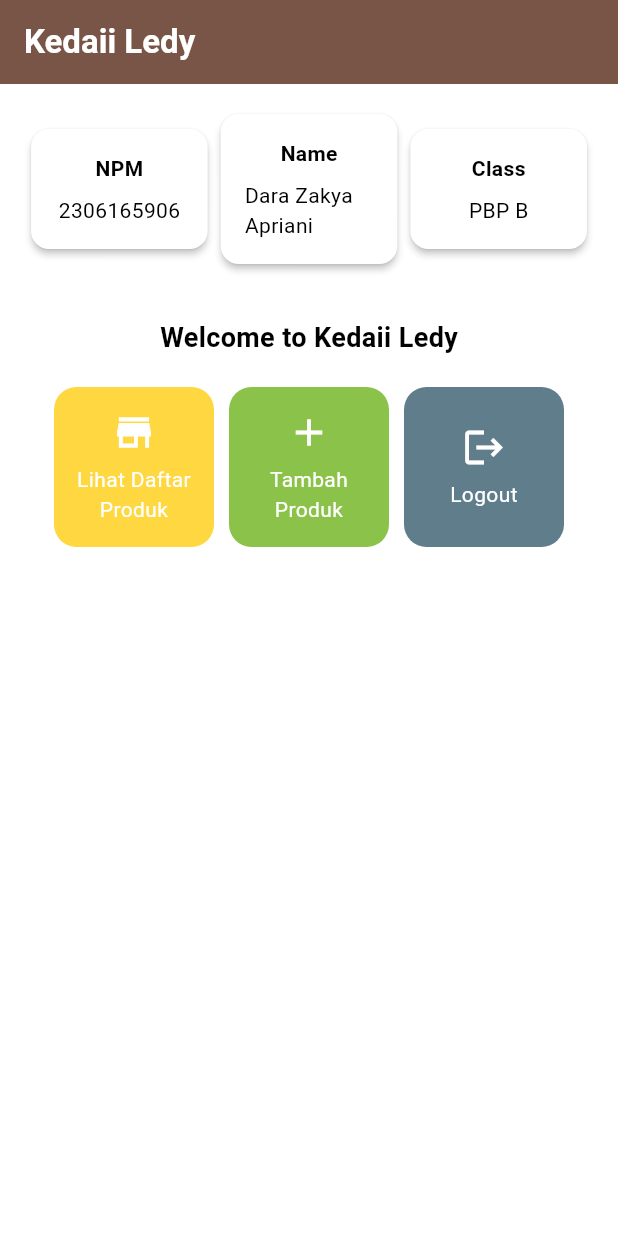
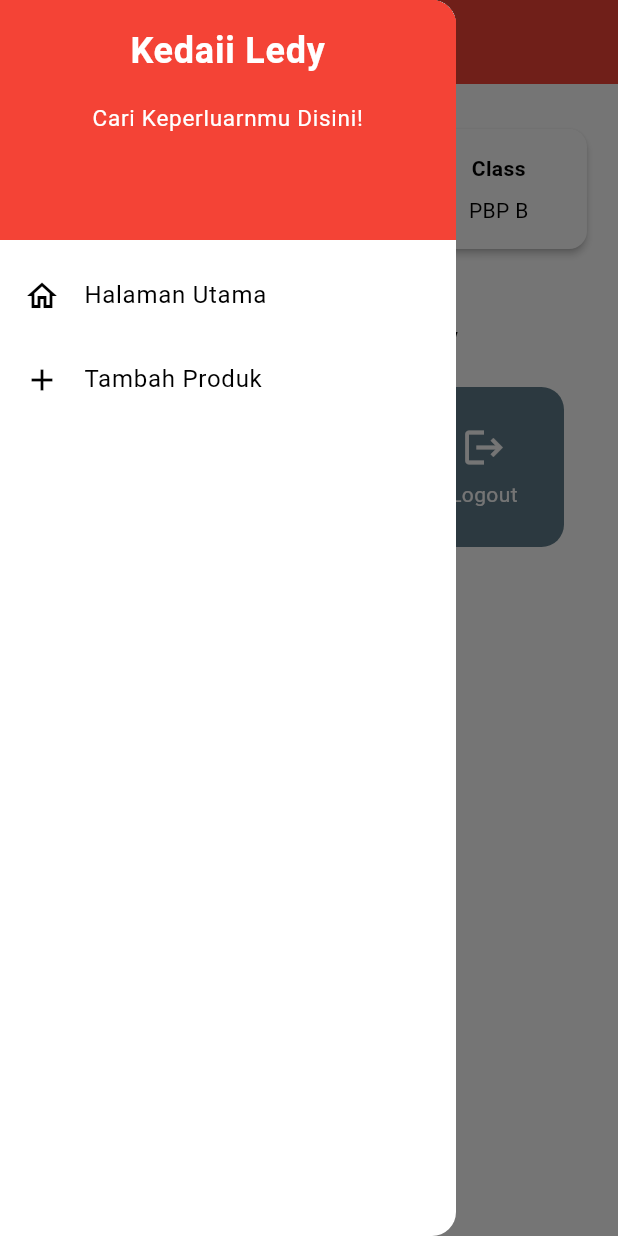
Before and after one commit to dadawra/kedaii-ledy-mobile, a Flutter app: the screen it shows after launch, with the side drawer open (before the commit the screen has no drawer), on a phone screen of 412 x 824 dp. Run offline on Flutter 3.47's test engine with Material 3 defaults, Android fonts, the light colour scheme and no system bars.

Commit message:
membuat drawer dan bisa menambahkan produk

```diff
--- a/lib/main.dart
+++ b/lib/main.dart
@@ -1,5 +1,5 @@
 import 'package:flutter/material.dart';
-import 'package:kedaii_ledy/menu.dart';
+import 'package:kedaii_ledy/screens/menu.dart';
 
 void main() {
   runApp(const MyApp());
@@ -30,8 +30,8 @@
         // This works for code too, not just values: Most code changes can be
         // tested with just a hot reload.
         colorScheme: ColorScheme.fromSwatch(
-              primarySwatch: Colors.brown,
-        ).copyWith(secondary: Colors.brown[800]),
+              primarySwatch: Colors.red,
+        ).copyWith(secondary: Colors.red[800]),
         useMaterial3: true,
       ),
       home: MyHomePage(),
--- a/lib/menu.dart
+++ b/lib/screens/menu.dart
@@ -1,4 +1,6 @@
 import 'package:flutter/material.dart';
+import 'package:kedaii_ledy/widgets/left_drawer.dart';
+import 'package:kedaii_ledy/widgets/product_card.dart';
 
 class MyHomePage extends StatelessWidget {
   final String npm = '2306165906';
@@ -29,7 +31,10 @@
         ),
         // Warna latar belakang AppBar diambil dari skema warna tema aplikasi.
         backgroundColor: Theme.of(context).colorScheme.primary,
+        iconTheme: const IconThemeData(color: Colors.white),
       ),
+      // Masukkan drawer sebagai parameter nilai drawer dari widget Scaffold
+      drawer: const LeftDrawer(),
       // Body halaman dengan padding di sekelilingnya.
       body: Padding(
         padding: const EdgeInsets.all(16.0),
@@ -126,80 +131,3 @@
     );
   }
 }
-
-class ItemHomepage {
-  final String name;
-  final IconData icon;
-
-  ItemHomepage(this.name, this.icon);
-}
-
-// memunculkan tombol
-class ItemCard extends StatelessWidget {
-  // Menampilkan kartu dengan ikon dan nama.
-
-  final ItemHomepage item;
-
-  const ItemCard(this.item, {super.key});
-
-  @override
-  Widget build(BuildContext context) {
-    // Membuat setiap tombol memiliki warna yang berbeda
-  Color backgroundColor;
-  switch (item.name) {
-    case 'Lihat Daftar Produk':
-      backgroundColor = Colors.amberAccent;
-      break;
-    case 'Tambah Produk':
-      backgroundColor = Colors.lightGreen;
-      break;
-    case 'Logout':
-      backgroundColor = Colors.blueGrey;
-      break;
-    default:
-        backgroundColor = Theme.of(context).colorScheme.secondary;
-  }
-
-    return Material(
-      color: backgroundColor, // Menggunakan warna yang ditentukan di atas.
-      // Membuat sudut kartu melengkung.
-      borderRadius: BorderRadius.circular(15),
-
-      child: InkWell(
-        // Aksi ketika kartu ditekan.
-        onTap: () {
-          // Menampilkan pesan SnackBar saat kartu ditekan.
-          ScaffoldMessenger.of(context)
-            ..hideCurrentSnackBar()
-            ..showSnackBar(
-              SnackBar(content: Text("Kamu telah menekan tombol ${item.name}!"))
-            );
-        },
-        // Container untuk menyimpan Icon dan Text
-        child: Container(
-          padding: const EdgeInsets.all(8),
-          child: Center(
-            child: Column(
-              // Menyusun ikon dan teks di tengah kartu.
-              mainAxisAlignment: MainAxisAlignment.center,
-              children: [
-                Icon(
-                  item.icon,
-                  color: Colors.white,
-                  size: 30.0,
-                ),
-                const Padding(padding: EdgeInsets.all(3)),
-                Text(
-                  item.name,
-                  textAlign: TextAlign.center,
-                  style: const TextStyle(color: Colors.white),
-                ),
-              ],
-            ),
-          ),
-        ),
-      ),
-    );
-  }
-
-}
--- /dev/null
+++ b/lib/widgets/left_drawer.dart
@@ -0,0 +1,69 @@
+import 'package:flutter/material.dart';
+import 'package:kedaii_ledy/screens/menu.dart';
+import 'package:kedaii_ledy/screens/productentry_form.dart';
+
+class LeftDrawer extends StatelessWidget {
+  const LeftDrawer({super.key});
+
+  @override
+  Widget build(BuildContext context) {
+    return Drawer(
+      child: ListView(
+        children: [
+          DrawerHeader(
+            decoration: BoxDecoration(
+              color: Theme.of(context).colorScheme.primary,
+            ),
+            child: const Column(
+              children: [
+                Text(
+                  'Kedaii Ledy',
+                  textAlign: TextAlign.center,
+                  style: TextStyle(
+                    fontSize: 24,
+                    fontWeight: FontWeight.bold,
+                    color: Colors.white,
+                  ),
+                ),
+                Padding(padding: EdgeInsets.all(8)),
+                Text(
+                  "Cari Keperluarnmu Disini!",
+                  textAlign: TextAlign.center,
+                  style: TextStyle(
+                    fontSize: 15,
+                    fontWeight: FontWeight.normal,
+                    color: Colors.white,
+                  ),
+                ),
+              ],
+            ),
+          ),
+          ListTile(
+            leading: const Icon(Icons.home_outlined),
+            title: const Text('Halaman Utama'),
+            // Bagian redirection ke MyHomePage
+            onTap: () {
+              Navigator.pushReplacement(
+                  context,
+                  MaterialPageRoute(
+                    builder: (context) => MyHomePage(),
+                  ));
+            },
+          ),
+          ListTile(
+            leading: const Icon(Icons.add),
+            title: const Text('Tambah Produk'),
+            // Bagian redirection ke ProductEntryFormPage
+            onTap: () {
+              Navigator.pushReplacement(
+                  context,
+                  MaterialPageRoute(
+                    builder: (context) => ProductEntryFormPage(),
+                  ));
+            },
+          ),
+        ],
+      ),
+    );
+  }
+}
--- /dev/null
+++ b/lib/widgets/product_card.dart
@@ -0,0 +1,86 @@
+import 'package:flutter/material.dart';
+import 'package:kedaii_ledy/screens/productentry_form.dart';
+
+class ItemHomepage {
+  final String name;
+  final IconData icon;
+
+  ItemHomepage(this.name, this.icon);
+}
+
+// memunculkan tombol
+class ItemCard extends StatelessWidget {
+  // Menampilkan kartu dengan ikon dan nama.
+
+  final ItemHomepage item;
+
+  const ItemCard(this.item, {super.key});
+
+  @override
+  Widget build(BuildContext context) {
+    // Membuat setiap tombol memiliki warna yang berbeda
+  Color backgroundColor;
+  switch (item.name) {
+    case 'Lihat Daftar Produk':
+      backgroundColor = Colors.amberAccent;
+      break;
+    case 'Tambah Produk':
+      backgroundColor = Colors.lightGreen;
+      break;
+    case 'Logout':
+      backgroundColor = Colors.blueGrey;
+      break;
+    default:
+        backgroundColor = Theme.of(context).colorScheme.secondary;
+  }
+
+    return Material(
+      color: backgroundColor, // Menggunakan warna yang ditentukan di atas.
+      // Membuat sudut kartu melengkung.
+      borderRadius: BorderRadius.circular(15),
+
+      child: InkWell(
+        // Aksi ketika kartu ditekan.
+        onTap: () {
+          // Menampilkan pesan SnackBar saat kartu ditekan.
+          ScaffoldMessenger.of(context)
+            ..hideCurrentSnackBar()
+            ..showSnackBar(
+              SnackBar(content: Text("Kamu telah menekan tombol ${item.name}!"))
+            );
+
+          // Navigate ke route yang sesuai (tergantung jenis tombol)
+          if (item.name == "Tambah Product") {
+            Navigator.pushReplacement(context, MaterialPageRoute(
+              builder: (context) => ProductEntryFormPage(),
+            ));
+          }
+        },
+        // Container untuk menyimpan Icon dan Text
+        child: Container(
+          padding: const EdgeInsets.all(8),
+          child: Center(
+            child: Column(
+              // Menyusun ikon dan teks di tengah kartu.
+              mainAxisAlignment: MainAxisAlignment.center,
+              children: [
+                Icon(
+                  item.icon,
+                  color: Colors.white,
+                  size: 30.0,
+                ),
+                const Padding(padding: EdgeInsets.all(3)),
+                Text(
+                  item.name,
+                  textAlign: TextAlign.center,
+                  style: const TextStyle(color: Colors.white),
+                ),
+              ],
+            ),
+          ),
+        ),
+      ),
+    );
+  }
+
+}
```
Also changed, not shown: lib/screens/productentry_form.dart (added, +161 -0 lines).
